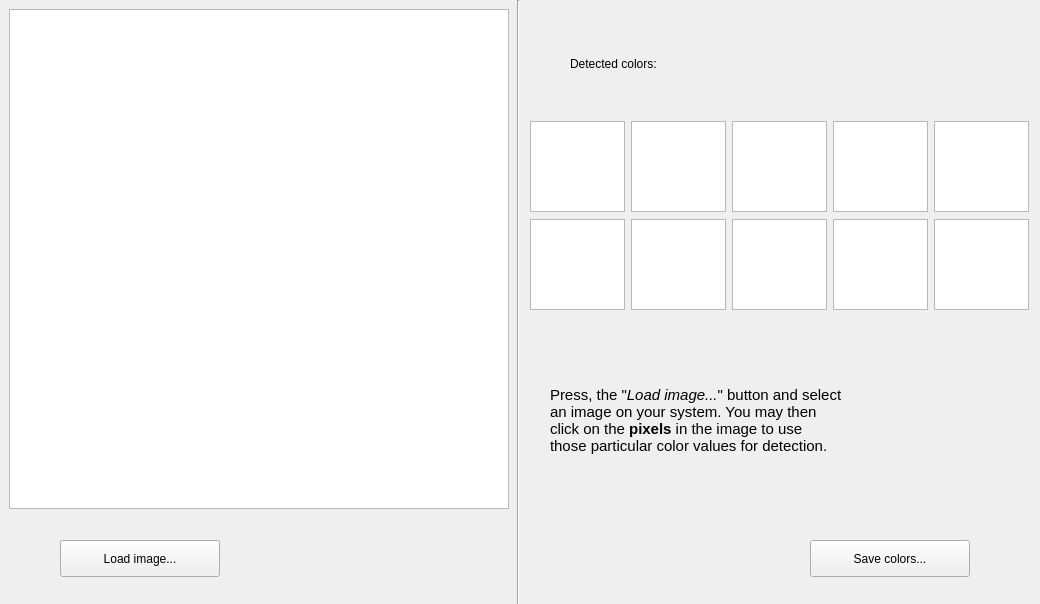
tolgasaglik/rehabilitation_framework, file src/gui/ui_files/DefineNewColor.ui: the form before one commit.
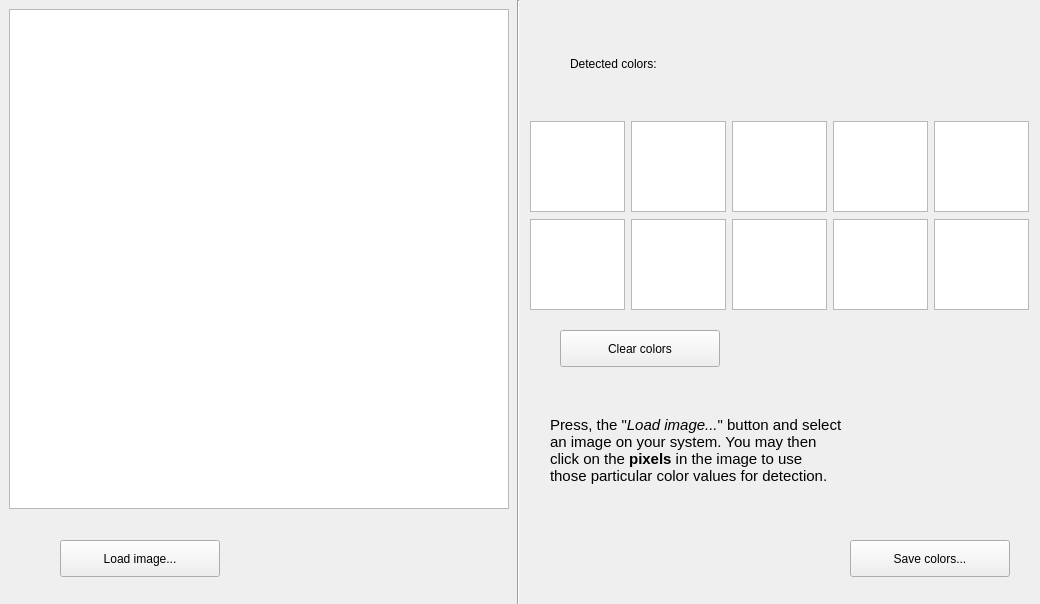
The form after the commit.

Commit message: Implemented exercise begin/stop through publisher messages to server (needs more testing), added "Clear colors" function to the DefineColor widget, minor bug fixing & cleaning

```diff
--- a/src/gui/ui_files/DefineNewColor.ui
+++ b/src/gui/ui_files/DefineNewColor.ui
@@ -302,7 +302,7 @@
   <widget class="QPushButton" name="btnSaveColors">
    <property name="geometry">
     <rect>
-     <x>810</x>
+     <x>850</x>
      <y>540</y>
      <width>160</width>
      <height>37</height>
@@ -335,7 +335,7 @@
    <property name="geometry">
     <rect>
      <x>550</x>
-     <y>350</y>
+     <y>380</y>
      <width>451</width>
      <height>141</height>
     </rect>
@@ -350,6 +350,19 @@
     <string>&lt;html&gt;&lt;head/&gt;&lt;body&gt;&lt;p&gt;&lt;span style=&quot; font-size:11pt;&quot;&gt;Press, the &amp;quot;&lt;/span&gt;&lt;span style=&quot; font-size:11pt; font-style:italic;&quot;&gt;Load image...&lt;/span&gt;&lt;span style=&quot; font-size:11pt;&quot;&gt;&amp;quot; button and select&lt;br/&gt;an image on your system. You may then&lt;br/&gt;click on the &lt;/span&gt;&lt;span style=&quot; font-size:11pt; font-weight:600;&quot;&gt;pixels&lt;/span&gt;&lt;span style=&quot; font-size:11pt;&quot;&gt; in the image to use&lt;br/&gt;those particular color values for detection.&lt;/span&gt;&lt;/p&gt;&lt;/body&gt;&lt;/html&gt;</string>
    </property>
   </widget>
+  <widget class="QPushButton" name="btnClearColors">
+   <property name="geometry">
+    <rect>
+     <x>560</x>
+     <y>330</y>
+     <width>160</width>
+     <height>37</height>
+    </rect>
+   </property>
+   <property name="text">
+    <string>Clear colors</string>
+   </property>
+  </widget>
  </widget>
  <resources/>
  <connections/>
```
The commit also changes 20 other files.
